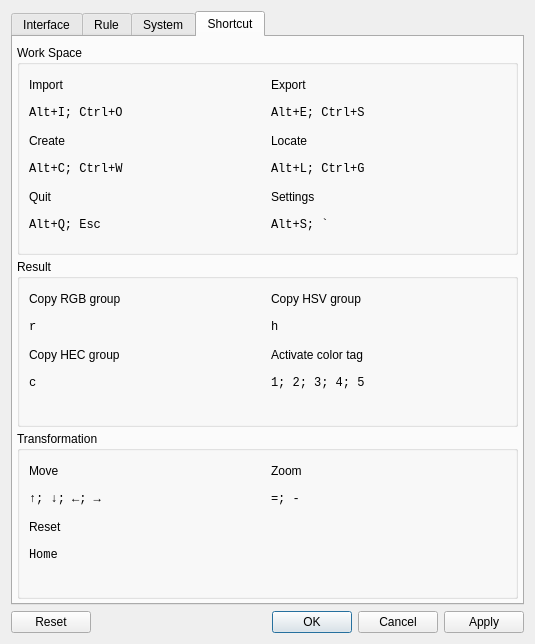
Before: the Qt Designer form src/main/python/cguis/design/settings_dialog.ui in insad/DigitalPalette, drawn with Qt 5.
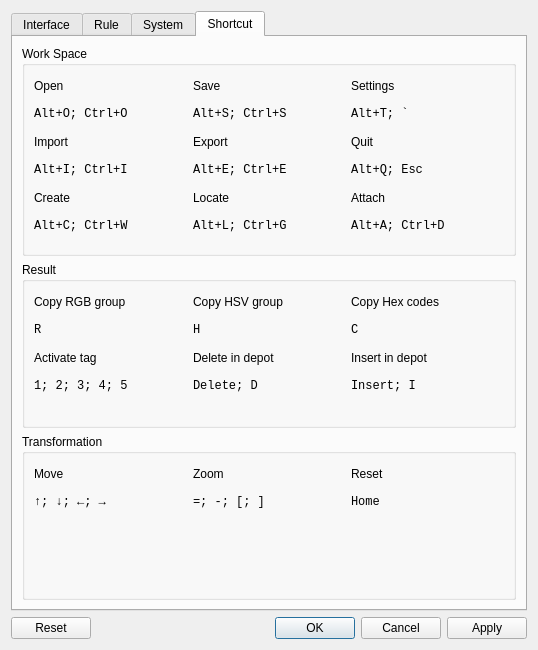
After: the same form once the commit is applied. The open tabs and pages were chosen to show the change.

What changed in the file:
```diff
--- a/src/main/python/cguis/design/settings_dialog.ui
+++ b/src/main/python/cguis/design/settings_dialog.ui
@@ -6,8 +6,8 @@
    <rect>
     <x>0</x>
     <y>0</y>
-    <width>535</width>
-    <height>644</height>
+    <width>538</width>
+    <height>650</height>
    </rect>
   </property>
   <property name="windowTitle">
@@ -1556,21 +1556,6 @@
        <string>Shortcut</string>
       </attribute>
       <layout class="QVBoxLayout" name="verticalLayout_4">
-       <property name="spacing">
-        <number>4</number>
-       </property>
-       <property name="leftMargin">
-        <number>4</number>
-       </property>
-       <property name="topMargin">
-        <number>8</number>
-       </property>
-       <property name="rightMargin">
-        <number>4</number>
-       </property>
-       <property name="bottomMargin">
-        <number>4</number>
-       </property>
        <item>
         <widget class="QGroupBox" name="shortcut_work_space_gbox">
          <property name="title">
@@ -1578,6 +1563,138 @@
          </property>
          <layout class="QGridLayout" name="gridLayout_9">
           <item row="0" column="0">
+           <widget class="QLabel" name="label_30">
+            <property name="minimumSize">
+             <size>
+              <width>0</width>
+              <height>22</height>
+             </size>
+            </property>
+            <property name="maximumSize">
+             <size>
+              <width>16777215</width>
+              <height>50</height>
+             </size>
+            </property>
+            <property name="text">
+             <string>Open</string>
+            </property>
+           </widget>
+          </item>
+          <item row="0" column="1">
+           <widget class="QLabel" name="label_29">
+            <property name="minimumSize">
+             <size>
+              <width>0</width>
+              <height>22</height>
+             </size>
+            </property>
+            <property name="maximumSize">
+             <size>
+              <width>16777215</width>
+              <height>50</height>
+             </size>
+            </property>
+            <property name="text">
+             <string>Save</string>
+            </property>
+           </widget>
+          </item>
+          <item row="0" column="2">
+           <widget class="QLabel" name="label_12">
+            <property name="minimumSize">
+             <size>
+              <width>0</width>
+              <height>22</height>
+             </size>
+            </property>
+            <property name="maximumSize">
+             <size>
+              <width>16777215</width>
+              <height>50</height>
+             </size>
+            </property>
+            <property name="text">
+             <string>Settings</string>
+            </property>
+           </widget>
+          </item>
+          <item row="1" column="0">
+           <widget class="QLabel" name="label_27">
+            <property name="minimumSize">
+             <size>
+              <width>0</width>
+              <height>22</height>
+             </size>
+            </property>
+            <property name="maximumSize">
+             <size>
+              <width>16777215</width>
+              <height>50</height>
+             </size>
+            </property>
+            <property name="font">
+             <font>
+              <family>Consolas</family>
+              <strikeout>false</strikeout>
+             </font>
+            </property>
+            <property name="text">
+             <string notr="true">Alt+O; Ctrl+O</string>
+            </property>
+           </widget>
+          </item>
+          <item row="1" column="1">
+           <widget class="QLabel" name="label_28">
+            <property name="minimumSize">
+             <size>
+              <width>0</width>
+              <height>22</height>
+             </size>
+            </property>
+            <property name="maximumSize">
+             <size>
+              <width>16777215</width>
+              <height>50</height>
+             </size>
+            </property>
+            <property name="font">
+             <font>
+              <family>Consolas</family>
+              <strikeout>false</strikeout>
+             </font>
+            </property>
+            <property name="text">
+             <string notr="true">Alt+S; Ctrl+S</string>
+            </property>
+           </widget>
+          </item>
+          <item row="1" column="2">
+           <widget class="QLabel" name="label_11">
+            <property name="minimumSize">
+             <size>
+              <width>0</width>
+              <height>22</height>
+             </size>
+            </property>
+            <property name="maximumSize">
+             <size>
+              <width>16777215</width>
+              <height>50</height>
+             </size>
+            </property>
+            <property name="font">
+             <font>
+              <family>Consolas</family>
+              <strikeout>false</strikeout>
+             </font>
+            </property>
+            <property name="text">
+             <string notr="true">Alt+T; `</string>
+            </property>
+           </widget>
+          </item>
+          <item row="2" column="0">
            <widget class="QLabel" name="label">
             <property name="minimumSize">
              <size>
@@ -1596,7 +1713,7 @@
             </property>
            </widget>
           </item>
-          <item row="0" column="1">
+          <item row="2" column="1">
            <widget class="QLabel" name="label_3">
             <property name="minimumSize">
              <size>
@@ -1615,7 +1732,26 @@
             </property>
            </widget>
           </item>
-          <item row="1" column="0">
+          <item row="2" column="2">
+           <widget class="QLabel" name="label_10">
+            <property name="minimumSize">
+             <size>
+              <width>0</width>
+              <height>22</height>
+             </size>
+            </property>
+            <property name="maximumSize">
+             <size>
+              <width>16777215</width>
+              <height>50</height>
+             </size>
+            </property>
+            <property name="text">
+             <string>Quit</string>
+            </property>
+           </widget>
+          </item>
+          <item row="3" column="0">
            <widget class="QLabel" name="label_2">
             <property name="minimumSize">
              <size>
@@ -1636,11 +1772,11 @@
              </font>
             </property>
             <property name="text">
-             <string notr="true">Alt+I; Ctrl+O</string>
+             <string notr="true">Alt+I; Ctrl+I</string>
             </property>
            </widget>
           </item>
-          <item row="1" column="1">
+          <item row="3" column="1">
            <widget class="QLabel" name="label_4">
             <property name="minimumSize">
              <size>
@@ -1661,11 +1797,36 @@
              </font>
             </property>
             <property name="text">
-             <string notr="true">Alt+E; Ctrl+S</string>
+             <string notr="true">Alt+E; Ctrl+E</string>
             </property>
            </widget>
           </item>
-          <item row="2" column="0">
+          <item row="3" column="2">
+           <widget class="QLabel" name="label_9">
+            <property name="minimumSize">
+             <size>
+              <width>0</width>
+              <height>22</height>
+             </size>
+            </property>
+            <property name="maximumSize">
+             <size>
+              <width>16777215</width>
+              <height>50</height>
+             </size>
+            </property>
+            <property name="font">
+             <font>
+              <family>Consolas</family>
+              <strikeout>false</strikeout>
+             </font>
+            </property>
+            <property name="text">
+             <string notr="true">Alt+Q; Esc</string>
+            </property>
+           </widget>
+          </item>
+          <item row="4" column="0">
            <widget class="QLabel" name="label_5">
             <property name="minimumSize">
              <size>
@@ -1684,7 +1845,7 @@
             </property>
            </widget>
           </item>
-          <item row="2" column="1">
+          <item row="4" column="1">
            <widget class="QLabel" name="label_8">
             <property name="minimumSize">
              <size>
@@ -1703,7 +1864,26 @@
             </property>
            </widget>
           </item>
-          <item row="3" column="0">
+          <item row="4" column="2">
+           <widget class="QLabel" name="label_32">
+            <property name="minimumSize">
+             <size>
+              <width>0</width>
+              <height>22</height>
+             </size>
+            </property>
+            <property name="maximumSize">
+             <size>
+              <width>16777215</width>
+              <height>50</height>
+             </size>
+            </property>
+            <property name="text">
+             <string>Attach</string>
+            </property>
+           </widget>
+          </item>
+          <item row="5" column="0">
            <widget class="QLabel" name="label_6">
             <property name="minimumSize">
              <size>
@@ -1728,7 +1908,7 @@
             </property>
            </widget>
           </item>
-          <item row="3" column="1">
+          <item row="5" column="1">
            <widget class="QLabel" name="label_7">
             <property name="minimumSize">
              <size>
@@ -1753,8 +1933,8 @@
             </property>
            </widget>
           </item>
-          <item row="4" column="0">
-           <widget class="QLabel" name="label_10">
+          <item row="5" column="2">
+           <widget class="QLabel" name="label_31">
             <property name="minimumSize">
              <size>
               <width>0</width>
@@ -1767,44 +1947,6 @@
               <height>50</height>
              </size>
             </property>
-            <property name="text">
-             <string>Quit</string>
-            </property>
-           </widget>
-          </item>
-          <item row="4" column="1">
-           <widget class="QLabel" name="label_12">
-            <property name="minimumSize">
-             <size>
-              <width>0</width>
-              <height>22</height>
-             </size>
-            </property>
-            <property name="maximumSize">
-             <size>
-              <width>16777215</width>
-              <height>50</height>
-             </size>
-            </property>
-            <property name="text">
-             <string>Settings</string>
-            </property>
-           </widget>
-          </item>
-          <item row="5" column="0">
-           <widget class="QLabel" name="label_9">
-            <property name="minimumSize">
-             <size>
-              <width>0</width>
-              <height>22</height>
-             </size>
-            </property>
-            <property name="maximumSize">
-             <size>
-              <width>16777215</width>
-              <height>50</height>
-             </size>
-            </property>
             <property name="font">
              <font>
               <family>Consolas</family>
@@ -1812,36 +1954,11 @@
              </font>
             </property>
             <property name="text">
-             <string notr="true">Alt+Q; Esc</string>
+             <string notr="true">Alt+A; Ctrl+D</string>
             </property>
            </widget>
           </item>
-          <item row="5" column="1">
-           <widget class="QLabel" name="label_11">
-            <property name="minimumSize">
-             <size>
-              <width>0</width>
-              <height>22</height>
-             </size>
-            </property>
-            <property name="maximumSize">
-             <size>
-              <width>16777215</width>
-              <height>50</height>
-             </size>
-            </property>
-            <property name="font">
-             <font>
-              <family>Consolas</family>
-              <strikeout>false</strikeout>
-             </font>
-            </property>
-            <property name="text">
-             <string notr="true">Alt+S; `</string>
-            </property>
-           </widget>
-          </item>
-          <item row="6" column="0" colspan="2">
+          <item row="6" column="0" colspan="3">
            <spacer name="verticalSpacer">
             <property name="orientation">
              <enum>Qt::Vertical</enum>
@@ -1901,6 +2018,25 @@
             </property>
            </widget>
           </item>
+          <item row="0" column="2">
+           <widget class="QLabel" name="label_23">
+            <property name="minimumSize">
+             <size>
+              <width>0</width>
+              <height>22</height>
+             </size>
+            </property>
+            <property name="maximumSize">
+             <size>
+              <width>16777215</width>
+              <height>50</height>
+             </size>
+            </property>
+            <property name="text">
+             <string>Copy Hex codes</string>
+            </property>
+           </widget>
+          </item>
           <item row="1" column="0">
            <widget class="QLabel" name="label_21">
             <property name="minimumSize">
@@ -1922,7 +2058,7 @@
              </font>
             </property>
             <property name="text">
-             <string notr="true">r</string>
+             <string notr="true">R</string>
             </property>
            </widget>
           </item>
@@ -1947,49 +2083,11 @@
              </font>
             </property>
             <property name="text">
-             <string notr="true">h</string>
+             <string notr="true">H</string>
             </property>
            </widget>
           </item>
-          <item row="2" column="0">
-           <widget class="QLabel" name="label_23">
-            <property name="minimumSize">
-             <size>
-              <width>0</width>
-              <height>22</height>
-             </size>
-            </property>
-            <property name="maximumSize">
-             <size>
-              <width>16777215</width>
-              <height>50</height>
-             </size>
-            </property>
-            <property name="text">
-             <string>Copy HEC group</string>
-            </property>
-           </widget>
-          </item>
-          <item row="2" column="1">
-           <widget class="QLabel" name="label_24">
-            <property name="minimumSize">
-             <size>
-              <width>0</width>
-              <height>22</height>
-             </size>
-            </property>
-            <property name="maximumSize">
-             <size>
-              <width>16777215</width>
-              <height>50</height>
-             </size>
-            </property>
-            <property name="text">
-             <string>Activate color tag</string>
-            </property>
-           </widget>
-          </item>
-          <item row="3" column="0">
+          <item row="1" column="2">
            <widget class="QLabel" name="label_25">
             <property name="minimumSize">
              <size>
@@ -2010,11 +2108,68 @@
              </font>
             </property>
             <property name="text">
-             <string notr="true">c</string>
+             <string notr="true">C</string>
             </property>
            </widget>
           </item>
-          <item row="3" column="1">
+          <item row="2" column="0">
+           <widget class="QLabel" name="label_24">
+            <property name="minimumSize">
+             <size>
+              <width>0</width>
+              <height>22</height>
+             </size>
+            </property>
+            <property name="maximumSize">
+             <size>
+              <width>16777215</width>
+              <height>50</height>
+             </size>
+            </property>
+            <property name="text">
+             <string>Activate tag</string>
+            </property>
+           </widget>
+          </item>
+          <item row="2" column="1">
+           <widget class="QLabel" name="label_33">
+            <property name="minimumSize">
+             <size>
+              <width>0</width>
+              <height>22</height>
+             </size>
+            </property>
+            <property name="maximumSize">
+             <size>
+              <width>16777215</width>
+              <height>50</height>
+             </size>
+            </property>
+            <property name="text">
+             <string>Delete in depot</string>
+            </property>
+           </widget>
+          </item>
+          <item row="2" column="2">
+           <widget class="QLabel" name="label_35">
+            <property name="minimumSize">
+             <size>
+              <width>0</width>
+              <height>22</height>
+             </size>
+            </property>
+            <property name="maximumSize">
+             <size>
+              <width>16777215</width>
+              <height>50</height>
+             </size>
+            </property>
+            <property name="text">
+             <string>Insert in depot</string>
+            </property>
+           </widget>
+          </item>
+          <item row="3" column="0">
            <widget class="QLabel" name="label_26">
             <property name="minimumSize">
              <size>
@@ -2039,14 +2194,64 @@
             </property>
            </widget>
           </item>
-          <item row="4" column="0" colspan="2">
+          <item row="3" column="1">
+           <widget class="QLabel" name="label_34">
+            <property name="minimumSize">
+             <size>
+              <width>0</width>
+              <height>22</height>
+             </size>
+            </property>
+            <property name="maximumSize">
+             <size>
+              <width>16777215</width>
+              <height>50</height>
+             </size>
+            </property>
+            <property name="font">
+             <font>
+              <family>Consolas</family>
+              <strikeout>false</strikeout>
+             </font>
+            </property>
+            <property name="text">
+             <string notr="true">Delete; D</string>
+            </property>
+           </widget>
+          </item>
+          <item row="3" column="2">
+           <widget class="QLabel" name="label_36">
+            <property name="minimumSize">
+             <size>
+              <width>0</width>
+              <height>22</height>
+             </size>
+            </property>
+            <property name="maximumSize">
+             <size>
+              <width>16777215</width>
+              <height>50</height>
+             </size>
+            </property>
+            <property name="font">
+             <font>
+              <family>Consolas</family>
+              <strikeout>false</strikeout>
+             </font>
+            </property>
+            <property name="text">
+             <string notr="true">Insert; I</string>
+            </property>
+           </widget>
+          </item>
+          <item row="4" column="1">
            <spacer name="verticalSpacer_2">
             <property name="orientation">
              <enum>Qt::Vertical</enum>
             </property>
             <property name="sizeHint" stdset="0">
              <size>
-              <width>218</width>
+              <width>80</width>
               <height>5</height>
              </size>
             </property>
@@ -2099,6 +2304,25 @@
             </property>
            </widget>
           </item>
+          <item row="0" column="2">
+           <widget class="QLabel" name="label_17">
+            <property name="minimumSize">
+             <size>
+              <width>0</width>
+              <height>22</height>
+             </size>
+            </property>
+            <property name="maximumSize">
+             <size>
+              <width>16777215</width>
+              <height>50</height>
+             </size>
+            </property>
+            <property name="text">
+             <string>Reset</string>
+            </property>
+           </widget>
+          </item>
           <item row="1" column="0">
            <widget class="QLabel" name="label_15">
             <property name="minimumSize">
@@ -2145,30 +2369,11 @@
              </font>
             </property>
             <property name="text">
-             <string notr="true">=; -</string>
+             <string notr="true">=; -; [; ]</string>
             </property>
            </widget>
           </item>
-          <item row="2" column="0">
-           <widget class="QLabel" name="label_17">
-            <property name="minimumSize">
-             <size>
-              <width>0</width>
-              <height>22</height>
-             </size>
-            </property>
-            <property name="maximumSize">
-             <size>
-              <width>16777215</width>
-              <height>50</height>
-             </size>
-            </property>
-            <property name="text">
-             <string>Reset</string>
-            </property>
-           </widget>
-          </item>
-          <item row="3" column="0">
+          <item row="1" column="2">
            <widget class="QLabel" name="label_19">
             <property name="minimumSize">
              <size>
@@ -2193,7 +2398,7 @@
             </property>
            </widget>
           </item>
-          <item row="4" column="0" colspan="2">
+          <item row="2" column="0" colspan="3">
            <spacer name="verticalSpacer_3">
             <property name="orientation">
              <enum>Qt::Vertical</enum>
```
Left out of the diff: 755 changed lines with no effect on the pictures.
